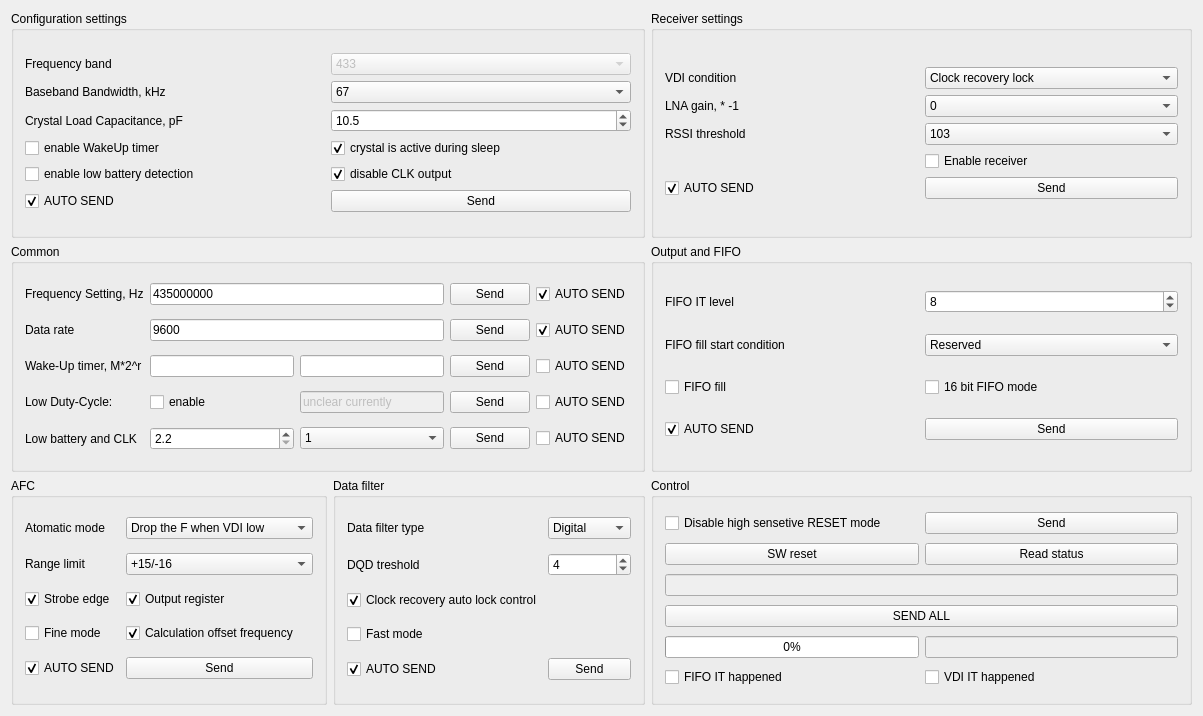
First picture: the form in receivercontrolpanel.ui, repository nonalcogolic/RFM01-RFM02-tuning-tool, before the edit.
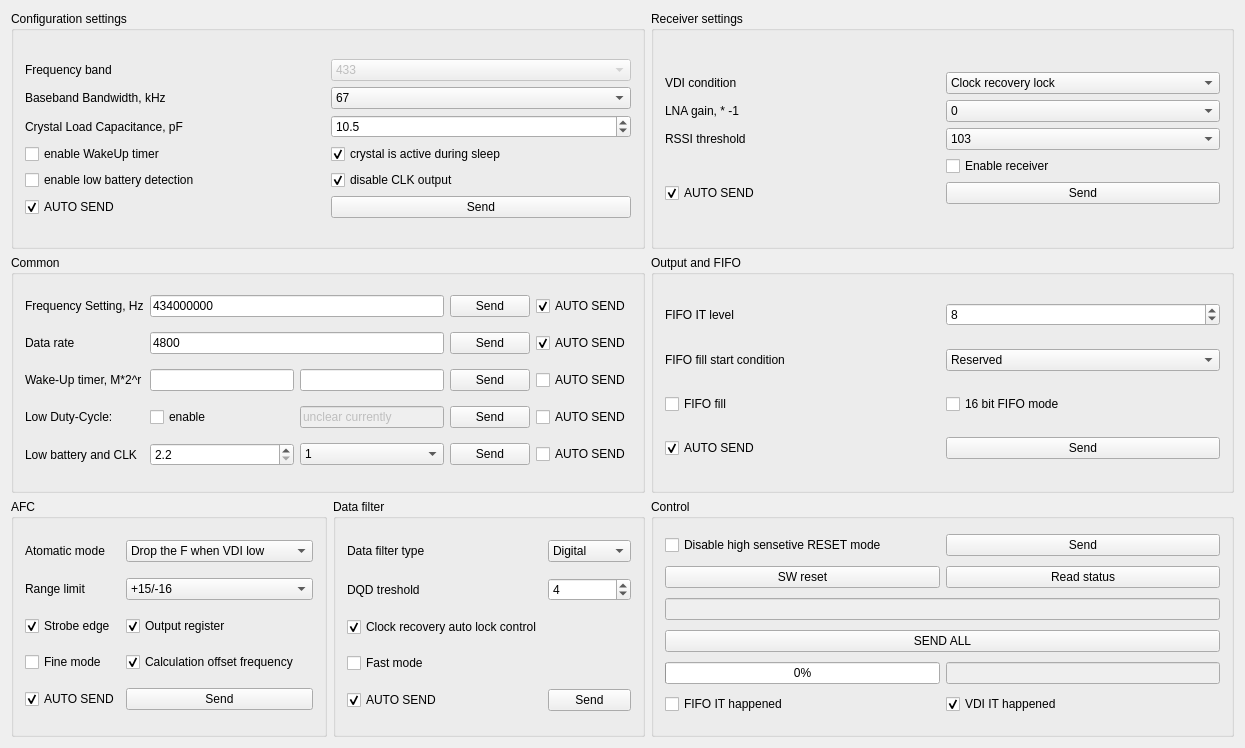
Second picture: the form after the edit.

Diff of the .ui file:
```diff
--- a/receivercontrolpanel.ui
+++ b/receivercontrolpanel.ui
@@ -6,8 +6,8 @@
    <rect>
     <x>0</x>
     <y>0</y>
-    <width>1203</width>
-    <height>716</height>
+    <width>1245</width>
+    <height>748</height>
    </rect>
   </property>
   <property name="windowTitle">
@@ -243,7 +243,7 @@
       <item row="0" column="1" colspan="2">
        <widget class="QLineEdit" name="lineEdit_frequency">
         <property name="text">
-         <string>435000000</string>
+         <string>434000000</string>
         </property>
         <property name="maxLength">
          <number>9</number>
@@ -427,7 +427,7 @@
       <item row="1" column="1" colspan="2">
        <widget class="QLineEdit" name="lineEdit_data_rate">
         <property name="text">
-         <string>9600</string>
+         <string>4800</string>
         </property>
        </widget>
       </item>
@@ -936,6 +936,9 @@
         <property name="text">
          <string>VDI IT happened</string>
         </property>
+        <property name="checked">
+         <bool>true</bool>
+        </property>
        </widget>
       </item>
      </layout>
```
